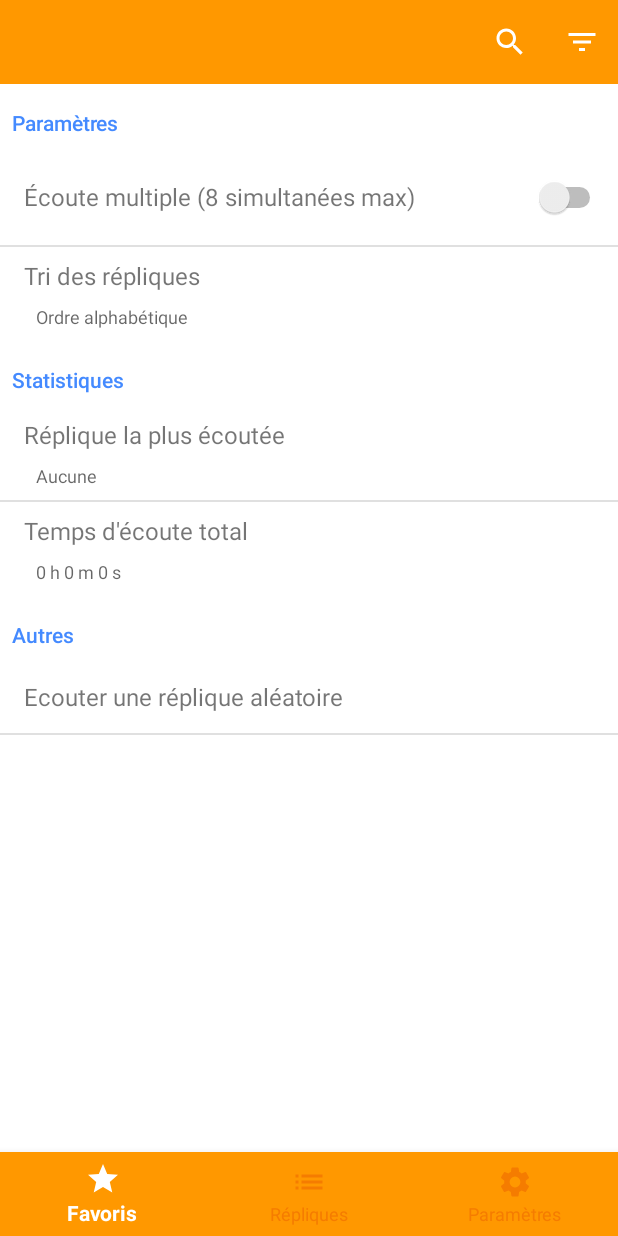
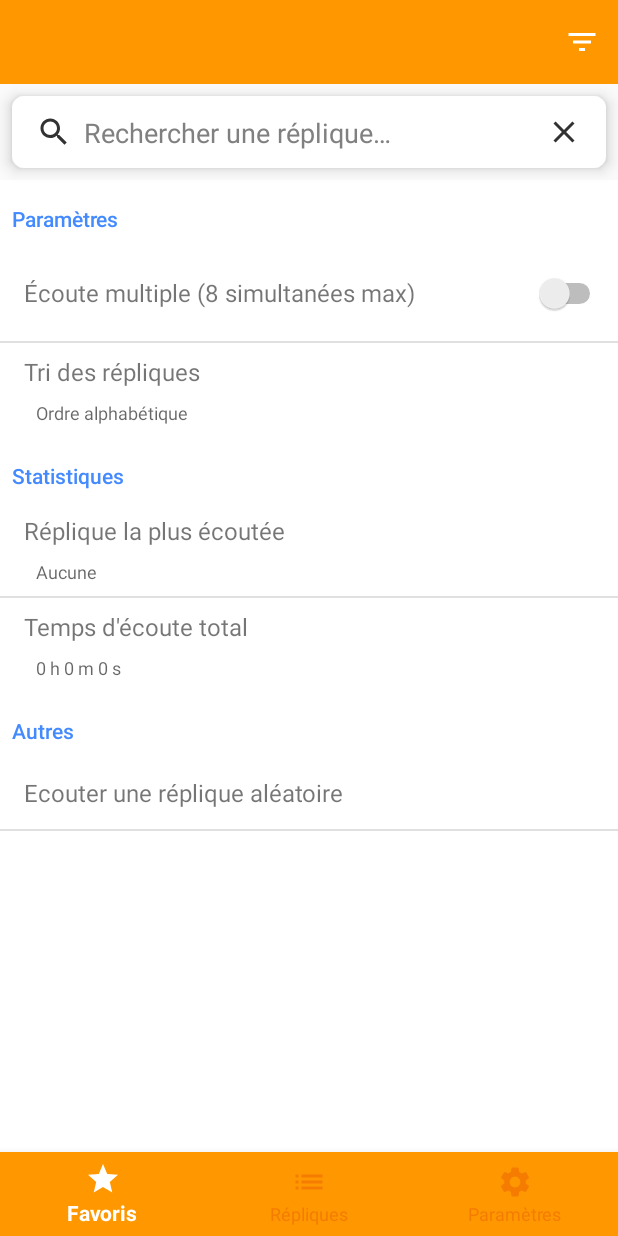
Before and after one commit to BenjaminLegrand/OSS-2-Soundboard, an Android app: the SettingsFragment screen opened through its navigation route, on a phone screen of 412 x 824 dp. Run offline under Robolectric (Android 15) with nearby library versions, the phone set to English and light mode, and no system bars; our stand-ins replace Dagger/Hilt's generated code, Room's generated code, RxJava, Timber, navigation-ui; 4 statements that could not run were skipped.

Commit message:
Improved search UI

```diff
--- a/app/src/main/java/fr/legrand/oss117soundboard/presentation/ui/reply/ReplyListViewModel.kt
+++ b/app/src/main/java/fr/legrand/oss117soundboard/presentation/ui/reply/ReplyListViewModel.kt
@@ -40,6 +40,7 @@ class ReplyListViewModel @Inject constructor(
     }
 
     fun getAllReply(favorite: Boolean) {
+        disposable.clear()
         val obs = if (currentSearch == ReplySharedViewModel.NO_SEARCH) {
             contentRepository.getAllReply(favorite)
         } else {
--- a/app/src/main/res/drawable/ic_search.xml
+++ b/app/src/main/res/drawable/ic_search.xml
@@ -1,9 +1,9 @@
 <vector xmlns:android="http://schemas.android.com/apk/res/android"
-        android:width="24dp"
-        android:height="24dp"
-        android:viewportWidth="24.0"
-        android:viewportHeight="24.0">
+    android:width="24dp"
+    android:height="24dp"
+    android:viewportWidth="24.0"
+    android:viewportHeight="24.0">
     <path
-        android:fillColor="#FFF"
-        android:pathData="M15.5,14h-0.79l-0.28,-0.27C15.41,12.59 16,11.11 16,9.5 16,5.91 13.09,3 9.5,3S3,5.91 3,9.5 5.91,16 9.5,16c1.61,0 3.09,-0.59 4.23,-1.57l0.27,0.28v0.79l5,4.99L20.49,19l-4.99,-5zM9.5,14C7.01,14 5,11.99 5,9.5S7.01,5 9.5,5 14,7.01 14,9.5 11.99,14 9.5,14z"/>
+        android:fillColor="@android:color/secondary_text_light"
+        android:pathData="M15.5,14h-0.79l-0.28,-0.27C15.41,12.59 16,11.11 16,9.5 16,5.91 13.09,3 9.5,3S3,5.91 3,9.5 5.91,16 9.5,16c1.61,0 3.09,-0.59 4.23,-1.57l0.27,0.28v0.79l5,4.99L20.49,19l-4.99,-5zM9.5,14C7.01,14 5,11.99 5,9.5S7.01,5 9.5,5 14,7.01 14,9.5 11.99,14 9.5,14z" />
 </vector>
--- /dev/null
+++ b/app/src/main/res/drawable/search_background.xml
@@ -0,0 +1,6 @@
+<?xml version="1.0" encoding="utf-8"?>
+<shape xmlns:android="http://schemas.android.com/apk/res/android"
+    android:shape="rectangle">
+    <solid android:color="@color/white" />
+    <corners android:radius="8dp" />
+</shape>
--- a/app/src/main/res/layout/activity_main.xml
+++ b/app/src/main/res/layout/activity_main.xml
@@ -4,59 +4,84 @@
     android:id="@+id/main_activity_root_layout"
     android:layout_width="match_parent"
     android:layout_height="match_parent"
-                                                   android:background="@color/base_background_color">
+    android:background="@color/base_background_color"
+    android:animateLayoutChanges="true"
+    android:clipToPadding="false">
 
     <androidx.appcompat.widget.Toolbar
         android:id="@+id/activity_main_toolbar"
         android:layout_width="match_parent"
-            android:layout_height="?android:attr/actionBarSize"
+        android:layout_height="@dimen/toolbar_height"
         android:background="@color/colorPrimary"
+        app:layout_constraintBottom_toTopOf="@id/activity_main_search_area"
         app:layout_constraintTop_toTopOf="parent"
-            app:layout_constraintBottom_toTopOf="@id/activity_main_layout_search"
         app:title="@string/app_name"
-            app:titleTextColor="@color/white"/>
+        app:titleTextColor="@color/white" />
 
-    <androidx.constraintlayout.widget.ConstraintLayout
-            android:id="@+id/activity_main_layout_search"
-            android:layout_width="match_parent"
-            android:layout_height="wrap_content"
-            app:layout_constraintTop_toBottomOf="@id/activity_main_toolbar"
-            app:layout_constraintBottom_toTopOf="@id/fragment_container"
-            android:background="@color/colorPrimary"
-            android:visibility="gone">
 
     <EditText
         android:id="@+id/activity_main_search"
-                android:layout_width="match_parent"
-                android:layout_height="match_parent"
-                android:layout_marginStart="@dimen/search_margin"
-                android:layout_marginEnd="@dimen/search_margin"
-                android:layout_marginBottom="@dimen/search_margin"
-                android:backgroundTint="@color/white"
+        android:layout_width="0dp"
+        android:layout_height="wrap_content"
+        android:layout_marginStart="@dimen/base_double_margin"
+        android:background="@null"
+        android:drawableStart="@drawable/ic_search"
+        android:drawablePadding="@dimen/base_padding"
+        android:elevation="@dimen/search_area_content_elevation"
         android:hint="@string/search_reply"
-                android:textColorHint="@color/hint_color"
+        android:imeOptions="actionDone"
         android:inputType="text"
-                android:textColor="@color/white"
-                android:imeOptions="actionDone"
-                app:layout_constraintBottom_toBottomOf="parent"
+        android:outlineProvider="none"
+        android:textColor="@android:color/secondary_text_light"
+        android:textColorHint="@android:color/tertiary_text_light"
+        app:layout_constraintBottom_toBottomOf="@id/activity_main_search_area"
+        app:layout_constraintEnd_toStartOf="@id/activity_reset_search"
+        app:layout_constraintStart_toStartOf="@id/activity_main_search_area"
+        app:layout_constraintTop_toTopOf="@id/activity_main_search_area" />
+
+    <ImageView
+        android:id="@+id/activity_reset_search"
+        android:layout_width="@dimen/reset_search_icon_size"
+        android:layout_height="@dimen/reset_search_icon_size"
+        android:layout_marginEnd="@dimen/reset_search_end_margin"
+        android:background="@drawable/settings_text_ripple"
+        android:elevation="@dimen/search_area_content_elevation"
+        android:outlineProvider="none"
+        android:padding="@dimen/reset_search_icon_padding"
+        android:src="@drawable/ic_close"
+        android:tint="@android:color/secondary_text_light"
+        app:layout_constraintBottom_toBottomOf="@id/activity_main_search_area"
+        app:layout_constraintEnd_toEndOf="@id/activity_main_search_area"
+        app:layout_constraintStart_toEndOf="@id/activity_main_search"
+        app:layout_constraintTop_toTopOf="@id/activity_main_search_area" />
+
+    <View
+        android:id="@+id/activity_main_search_area"
+        android:layout_width="0dp"
+        android:layout_height="@dimen/search_area_height"
+        android:layout_marginStart="@dimen/base_margin"
+        android:layout_marginTop="@dimen/base_margin"
+        android:layout_marginEnd="@dimen/base_margin"
+        android:layout_marginBottom="@dimen/base_margin"
+        android:background="@drawable/search_background"
+        android:elevation="@dimen/search_area_elevation"
+        app:layout_constraintBottom_toTopOf="@id/fragment_container"
         app:layout_constraintEnd_toEndOf="parent"
         app:layout_constraintStart_toStartOf="parent"
-                app:layout_constraintTop_toTopOf="parent"/>
+        app:layout_constraintTop_toBottomOf="@id/activity_main_toolbar" />
 
-
-    </androidx.constraintlayout.widget.ConstraintLayout>
 
     <fragment
         android:id="@+id/fragment_container"
         android:name="androidx.navigation.fragment.NavHostFragment"
         android:layout_width="0dp"
         android:layout_height="0dp"
-            app:layout_constraintLeft_toLeftOf="parent"
-            app:layout_constraintRight_toRightOf="parent"
-            app:layout_constraintTop_toBottomOf="@id/activity_main_layout_search"
+        app:defaultNavHost="true"
         app:layout_constraintBottom_toTopOf="@id/main_activity_bottom_view"
-            app:defaultNavHost="true"
-            app:navGraph="@navigation/main_activity_graph"/>
+        app:layout_constraintEnd_toEndOf="parent"
+        app:layout_constraintStart_toStartOf="parent"
+        app:layout_constraintTop_toBottomOf="@id/activity_main_search_area"
+        app:navGraph="@navigation/main_activity_graph" />
 
     <com.google.android.material.floatingactionbutton.FloatingActionButton
         android:id="@+id/main_activity_fab_stop_listen"
@@ -76,7 +101,13 @@
         app:itemBackground="@color/colorPrimary"
         app:itemIconTint="@drawable/bottom_nav_icon_color_selector"
         app:itemTextColor="@drawable/bottom_nav_icon_color_selector"
-            app:menu="@menu/bottom_navigation_items"
         app:layout_constraintBottom_toBottomOf="parent"
-            app:layout_constraintTop_toBottomOf="@id/fragment_container"/>
+        app:layout_constraintTop_toBottomOf="@id/fragment_container"
+        app:menu="@menu/bottom_navigation_items" />
+
+    <androidx.constraintlayout.widget.Group
+        android:id="@+id/activity_main_search_group"
+        android:layout_width="wrap_content"
+        app:constraint_referenced_ids="activity_main_search,activity_main_search_area,activity_reset_search"
+        android:layout_height="wrap_content" />
 </androidx.constraintlayout.widget.ConstraintLayout>
--- a/app/src/main/res/menu/menu_main.xml
+++ b/app/src/main/res/menu/menu_main.xml
@@ -1,11 +1,6 @@
 <?xml version="1.0" encoding="utf-8"?>
 <menu xmlns:android="http://schemas.android.com/apk/res/android"
       xmlns:app="http://schemas.android.com/apk/res-auto">
-    <item
-            android:id="@+id/menu_search"
-            android:icon="@drawable/ic_search"
-            android:title="@string/search_reply"
-            app:showAsAction="ifRoom"/>
 
     <item
             android:id="@+id/menu_filter"
--- a/app/src/main/res/values/colors.xml
+++ b/app/src/main/res/values/colors.xml
@@ -11,5 +11,5 @@
     <color name="base_separator_color">#E0E0E0</color>
     <color name="base_background_color">#FAFAFA</color>
     <color name="settings_text_pressed">#BDBDBD</color>
-    <color name="hint_color">#E0E0E0</color>
+    <color name="hint_color">#fff</color>
 </resources>
--- a/app/src/main/res/values/dimens.xml
+++ b/app/src/main/res/values/dimens.xml
@@ -8,15 +8,24 @@
     <dimen name="setting_title_padding">16dp</dimen>
     <dimen name="base_margin">8dp</dimen>
     <dimen name="base_double_margin">16dp</dimen>
-    <dimen name="search_margin">12dp</dimen>
+    <dimen name="base_double_padding">16dp</dimen>
+    <dimen name="search_margin">8dp</dimen>
     <dimen name="setting_title_text_size">16sp</dimen>
     <dimen name="base_separator_height">1dp</dimen>
     <dimen name="setting_data_margin">24dp</dimen>
     <dimen name="base_padding">8dp</dimen>
+    <dimen name="search_padding">12dp</dimen>
     <dimen name="settings_min_clickable_height">48dp</dimen>
     <dimen name="min_clickable_size">48dp</dimen>
     <dimen name="reply_title_text_size">17sp</dimen>
     <dimen name="base_half_padding">4dp</dimen>
     <dimen name="toggle_icon_padding">12dp</dimen>
     <dimen name="reply_button_text_size">12sp</dimen>
+    <dimen name="reset_search_icon_size">36dp</dimen>
+    <dimen name="search_area_height">48dp</dimen>
+    <dimen name="reset_search_icon_padding">6dp</dimen>
+    <dimen name="search_area_elevation">6dp</dimen>
+    <dimen name="search_area_content_elevation">8dp</dimen>
+    <dimen name="reset_search_end_margin">10dp</dimen>
+    <dimen name="toolbar_height">56dp</dimen>
 </resources>
```
Also changed, not shown: app/src/main/java/fr/legrand/oss117soundboard/presentation/ui/main/MainActivity.kt (+22 -20 lines), app/src/main/java/fr/legrand/oss117soundboard/presentation/ui/reply/ui/ReplyListViewHolder.kt (+20 -7 lines), app/src/main/res/animator/rotate_collapse.xml (added, +7 -0 lines), app/src/main/res/animator/rotate_expand.xml (added, +7 -0 lines), app/src/main/res/drawable/ic_toggle_up.xml (deleted, +0 -9 lines), app/src/main/res/layout/reply_view_holder.xml (+15 -5 lines), app/src/main/java/fr/legrand/oss117soundboard/presentation/ui/main/ReplySharedViewModel.kt (indentation only). Lines whose indentation alone changed are shown as unchanged.
